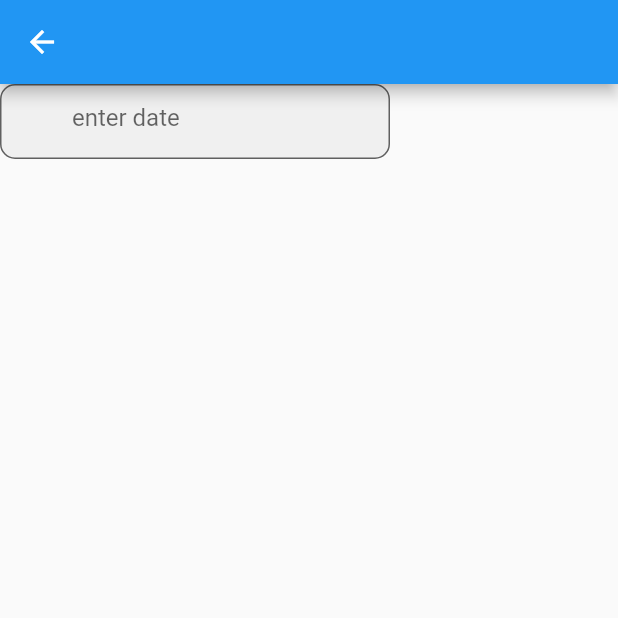
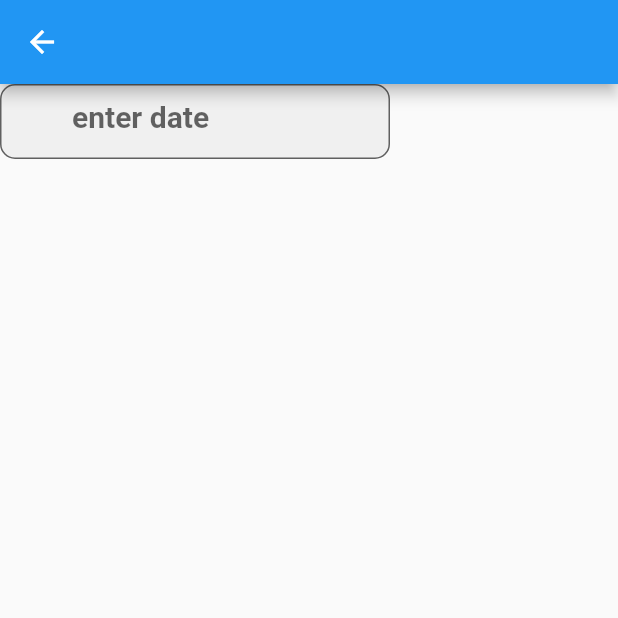
Before and after one commit to mostafa-mosad1/fff51, a Flutter app: the tast screen opened directly, on a phone screen of 412 x 824 dp, the top half of it. Run offline on Flutter 3.47's test engine with Material 2 defaults, Android fonts, the phone set to English and light mode, and no system bars; our stand-ins replace carousel_pro, curved_navigation_bar, flutter_svg, image_picker, syncfusion_flutter_datepicker; project files that could hold a hidden picture were left out.

Commit message:
Merge remote-tracking branch 'github/master'

```diff
--- a/lib/components.dart
+++ b/lib/components.dart
@@ -248,7 +248,7 @@ Widget defultForm ({
   prefixIcon,
   double circular=10,
   background,
-  color
+  color,
 
 })
 
@@ -270,6 +270,7 @@ Widget defultForm ({
         labelText: labelText,
 
         hintText: hintText,
+        hintStyle: TextStyle(fontSize:20,fontWeight:FontWeight.bold ),
 
         prefixIcon: Icon(prefixIcon),
 
```
